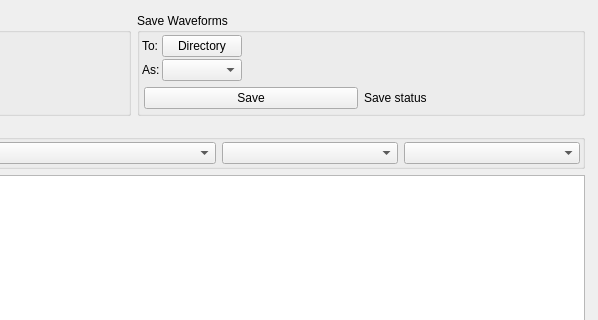
Old version of the form pyweed/gui/uic/WaveformDialog.ui in the repository iris-edu/pyweed; both pictures show x 331 to 929 and y 0 to 320 of the 929 by 724 pixel window.
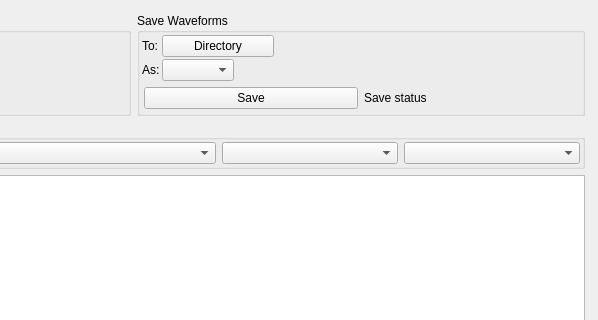
New version of the form.

Commit message: More work on the waveform download dialog buttons

Patch:
```diff
--- a/pyweed/gui/uic/WaveformDialog.ui
+++ b/pyweed/gui/uic/WaveformDialog.ui
@@ -209,15 +209,12 @@
            <property name="verticalSpacing">
             <number>2</number>
            </property>
-           <item row="0" column="1">
-            <widget class="QPushButton" name="saveDirectoryPushButton">
-             <property name="focusPolicy">
-              <enum>Qt::NoFocus</enum>
+           <item row="0" column="2">
+            <spacer name="horizontalSpacer_3">
+             <property name="orientation">
+              <enum>Qt::Horizontal</enum>
              </property>
-             <property name="text">
-              <string>Directory</string>
-             </property>
-            </widget>
+            </spacer>
            </item>
            <item row="0" column="0">
             <widget class="QLabel" name="saveDirectoryLabel">
@@ -226,6 +223,26 @@
              </property>
             </widget>
            </item>
+           <item row="1" column="1">
+            <layout class="QHBoxLayout" name="horizontalLayout_4">
+             <item>
+              <widget class="QComboBox" name="saveFormatComboBox"/>
+             </item>
+             <item>
+              <spacer name="horizontalSpacer_4">
+               <property name="orientation">
+                <enum>Qt::Horizontal</enum>
+               </property>
+               <property name="sizeHint" stdset="0">
+                <size>
+                 <width>40</width>
+                 <height>20</height>
+                </size>
+               </property>
+              </spacer>
+             </item>
+            </layout>
+           </item>
            <item row="1" column="0">
             <widget class="QLabel" name="saveFormatLabel">
              <property name="text">
@@ -233,21 +250,15 @@
              </property>
             </widget>
            </item>
-           <item row="0" column="2">
-            <spacer name="horizontalSpacer_2">
-             <property name="orientation">
-              <enum>Qt::Horizontal</enum>
+           <item row="0" column="1">
+            <widget class="QPushButton" name="saveDirectoryPushButton">
+             <property name="focusPolicy">
+              <enum>Qt::NoFocus</enum>
              </property>
-             <property name="sizeHint" stdset="0">
-              <size>
-               <width>0</width>
-               <height>0</height>
-              </size>
+             <property name="text">
+              <string>Directory</string>
              </property>
-            </spacer>
-           </item>
-           <item row="1" column="1">
-            <widget class="QComboBox" name="saveFormatComboBox"/>
+            </widget>
            </item>
           </layout>
          </item>
```
Left out of the diff: 2 changed lines with no effect on the pictures. The commit also changes 4 other files.
